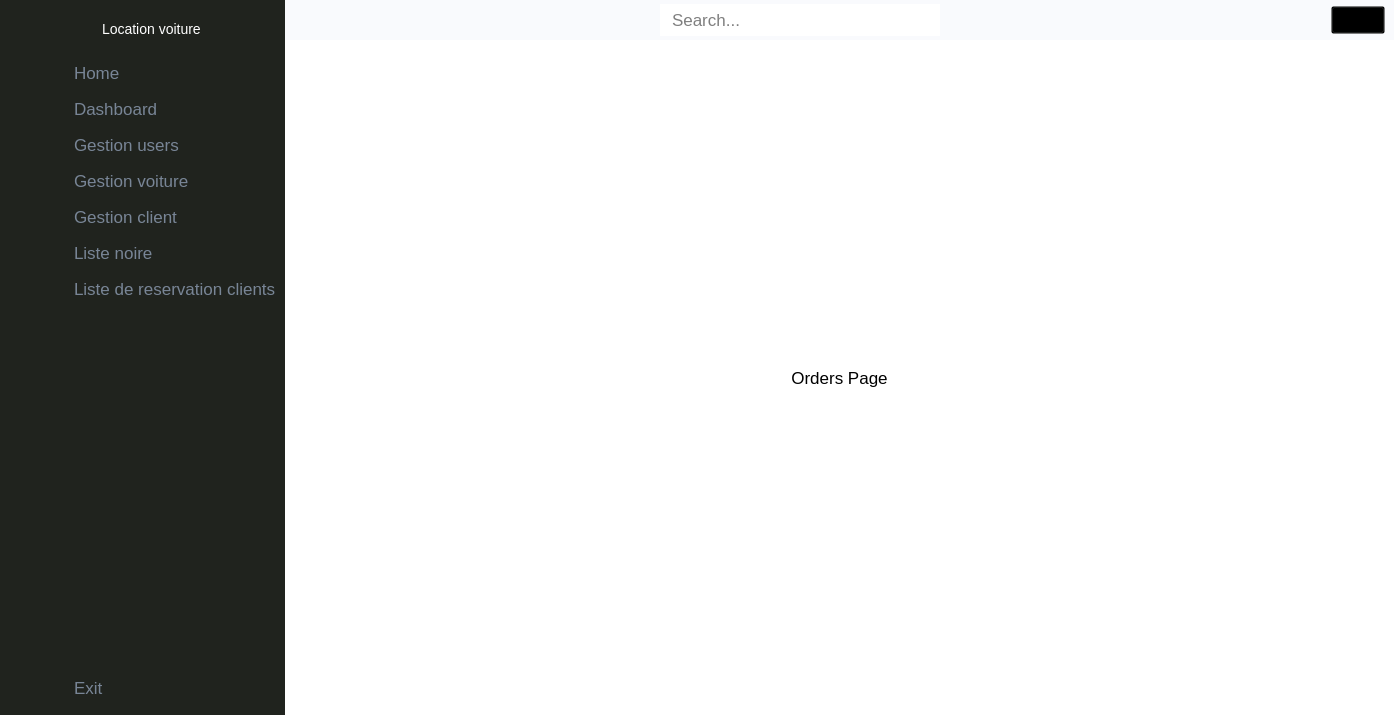
This is main_ui.ui in walidhabbach/Car-Rental-Desktop-app as Qt 5 draws it before an edit. The edited form follows.
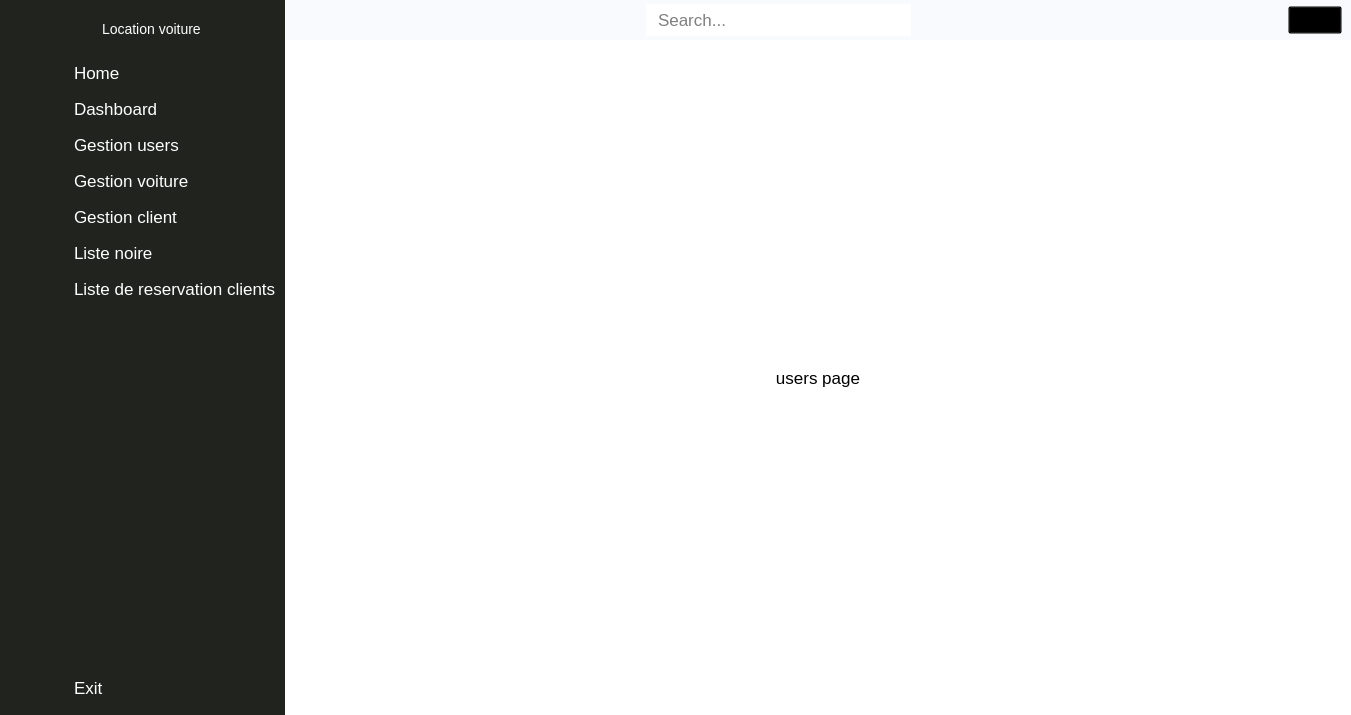
This is the edited form. The open tabs and pages were chosen to show the change. Icons and pictures are not drawn.

Commit message: Adding admin privilege to crud users

```diff
--- a/main_ui.ui
+++ b/main_ui.ui
@@ -6,7 +6,7 @@
    <rect>
     <x>0</x>
     <y>0</y>
-    <width>1394</width>
+    <width>1351</width>
     <height>715</height>
    </rect>
   </property>
@@ -83,7 +83,7 @@
 		border-radius: 3px;
 		text-align: left;
 		padding: 8px 0 8px 15px;
-		color: #788596;
+		color: #fff;
 	}
 
 	#full_menu_widget QPushButton:hover {
@@ -802,7 +802,7 @@
               </font>
              </property>
              <property name="text">
-              <string>Orders Page</string>
+              <string>users page</string>
              </property>
              <property name="alignment">
               <set>Qt::AlignCenter</set>
```
Left out of the diff: 4 changed lines with no effect on the pictures. The commit also changes 4 other files.
